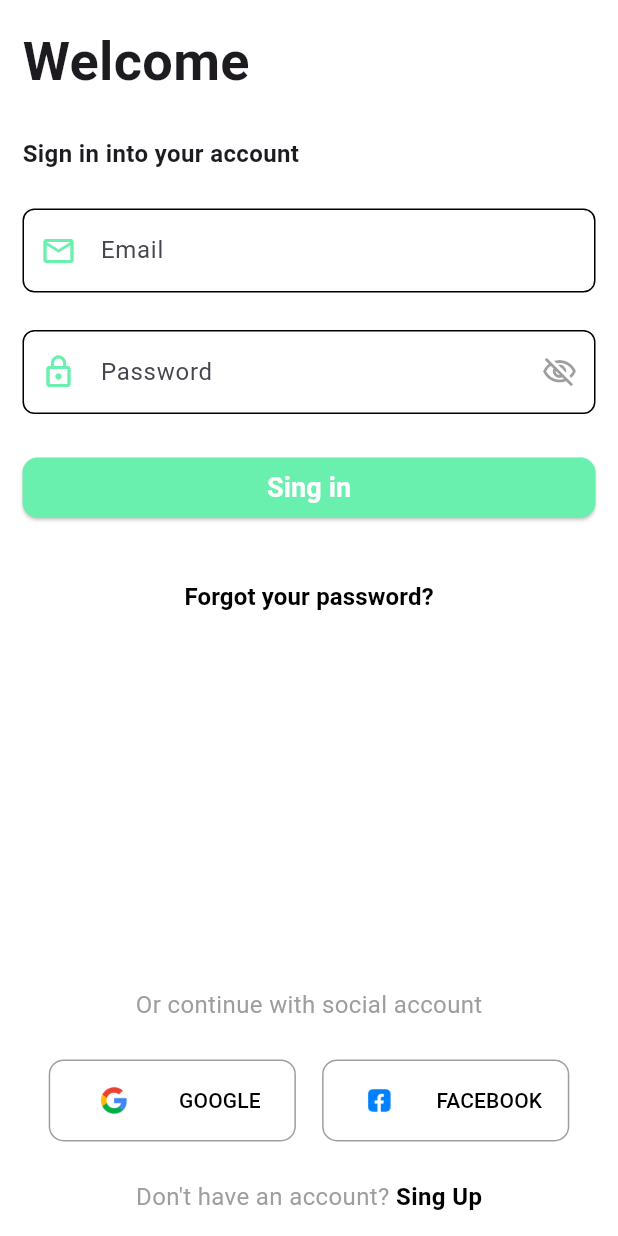
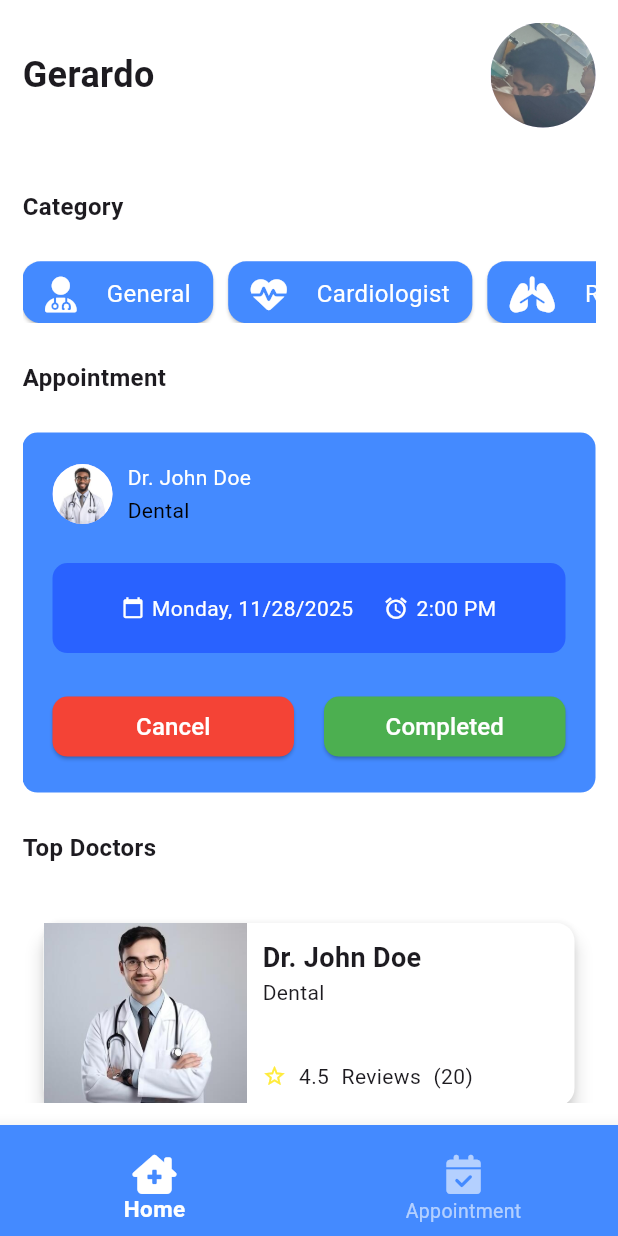
Before and after one commit to imVlado/flutter_doctor_app, a Flutter app: the screen it shows after launch, after a tap on "Sing in", on a phone screen of 412 x 824 dp. Run offline on Flutter 3.47's test engine with Material 3 defaults, Android fonts, the light colour scheme and no system bars; our stand-ins replace font_awesome_flutter.

Commit message:
Main Layout and Home Page

```diff
--- /dev/null
+++ b/lib/components/appointment_card.dart
@@ -0,0 +1,140 @@
+import 'package:flutter/material.dart';
+import 'package:flutter_doctor_app/utils/config.dart';
+
+class AppointmentCard extends StatefulWidget {
+  const AppointmentCard({super.key});
+
+  @override
+  State<AppointmentCard> createState() => _AppointmentCardState();
+}
+
+class _AppointmentCardState extends State<AppointmentCard> {
+  @override
+  Widget build(BuildContext context) {
+    return Container(
+      width: double.infinity,
+      decoration: BoxDecoration(
+        color: Config.primaryColor,
+        borderRadius: BorderRadius.circular(10),
+      ),
+      child : Material(
+        color: Colors.transparent,
+        child: Padding(
+          padding: const EdgeInsets.all(20),
+          child: Column(
+          children: <Widget>[
+            Row(
+              children: [
+                CircleAvatar(
+                  backgroundImage:
+                  AssetImage("assets/doctor_1.jpeg"), //imagen doctor
+                ),
+                const SizedBox(width: 10,),
+                Column(
+                  mainAxisAlignment: MainAxisAlignment.center,
+                  crossAxisAlignment: CrossAxisAlignment.start,
+                children: const<Widget>[
+                  Text('Dr. John Doe', style: TextStyle(color: Colors.white,),),
+                  SizedBox(height: 2,),
+                  Text('Dental', style: TextStyle(color: Colors.black,),
+                  ),
+                ],
+              )
+              ],
+            ),
+            Config.spaceSmall,
+            //horario
+            ScheduleCard(),
+            Config.spaceSmall,
+            //boton de accion
+            Row(
+              mainAxisAlignment: MainAxisAlignment.spaceBetween,
+              children: [
+                Expanded(child: ElevatedButton(
+                  style: ElevatedButton.styleFrom(
+                    backgroundColor: Colors.red,
+                    shape: RoundedRectangleBorder(
+                      borderRadius: BorderRadius.circular(10),
+                    ),
+                  ),
+                  child: const Text(
+                    'Cancel',
+                    style: TextStyle(
+                      color: Colors.white,
+                      fontSize: 16,
+                    ),
+                  ),
+                  onPressed: () {
+
+                  },
+                ),
+                ),
+                const SizedBox(width: 20,),
+                Expanded(child: ElevatedButton(
+                  style: ElevatedButton.styleFrom(
+                    backgroundColor: Colors.green,
+                    shape: RoundedRectangleBorder(
+                      borderRadius: BorderRadius.circular(10),
+                    ),
+                  ),
+                  child: const Text(
+                    'Completed',
+                    style: TextStyle(
+                      color: Colors.white,
+                      fontSize: 16,
+                    ),
+                  ),
+                  onPressed: () {
+
+                  },
+                ),
+                ),
+              ],
+            )
+            ],
+          ),
+        )
+      ),
+    );
+  }
+}
+
+
+//Horario
+class ScheduleCard extends StatelessWidget {
+  const ScheduleCard({super.key});
+
+  @override
+  Widget build(BuildContext context) {
+    return Container(
+      decoration: BoxDecoration(
+        color: Colors.blueAccent[700],
+        borderRadius: BorderRadius.circular(10),
+
+      ),
+      width: double.infinity,
+      padding: const EdgeInsets.all(20),
+      child: Row(
+        mainAxisAlignment: MainAxisAlignment.center,
+        children: const <Widget>[
+          Icon(Icons.calendar_today,
+            color: Colors.white,
+            size: 15
+          ),
+          SizedBox(width: 5,),
+          Text(
+            'Monday, 11/28/2025',
+            style:  TextStyle(color: Colors.white,),
+          ),
+          SizedBox(width: 20,),
+          Icon(Icons.access_alarm,
+            color: Colors.white,
+            size: 17
+          ),
+          SizedBox(width: 5,),
+          Flexible(child: Text('2:00 PM', style: TextStyle(color: Colors.white)),)
+        ],
+      ),
+    );
+  }
+}
--- /dev/null
+++ b/lib/components/doctor_card.dart
@@ -0,0 +1,81 @@
+import 'package:flutter/material.dart';
+import 'package:flutter_doctor_app/utils/config.dart';
+
+class DoctorCard extends StatefulWidget {
+  const DoctorCard({super.key});
+
+  @override
+  State<DoctorCard> createState() => _DoctorCardState();
+}
+
+class _DoctorCardState extends State<DoctorCard> {
+  @override
+  Widget build(BuildContext context) {
+    return Container(
+      padding: const EdgeInsets.symmetric(
+        horizontal: 10,
+        vertical: 10,
+      ),
+      height: 150,
+      child: GestureDetector(
+        child: Card(
+          elevation: 5,
+          color: Colors.white,
+          child: Row(
+            children: [
+              SizedBox(
+                width: Config.widthSize * 0.33,
+                child: Image.asset(
+                  "assets/doctor_2.jpg",
+                  fit: BoxFit.cover,
+                  height: 150,
+                  width: Config.widthSize * 0.33,
+                  ),
+              ),
+              Flexible(child: Padding(
+                padding: const EdgeInsets.symmetric(
+                  horizontal: 10,
+                  vertical: 10,
+                ),
+                child: Column(
+                  crossAxisAlignment: CrossAxisAlignment.start,
+                  children: <Widget>[
+                    Text(
+                      'Dr. John Doe',
+                      style: TextStyle(
+                        fontSize: 18,
+                        fontWeight: FontWeight.bold,
+                      ),
+                    ),
+                    Text(
+                      'Dental',
+                      style: TextStyle(
+                        fontSize: 14,
+                        fontWeight: FontWeight.normal,
+                      ),
+                    ),
+                    Spacer(),
+                    Row(
+                      mainAxisAlignment: MainAxisAlignment.start,
+                      children: <Widget>[
+                        Icon(Icons.star_border, color: Colors.yellow,size: 16),
+                        Spacer(flex: 1,),
+                        Text('4.5'),
+                        Spacer(flex: 1,),
+                        Text('Reviews'),
+                        Spacer(flex: 1,),
+                        Text('(20)'),
+                        Spacer(flex: 7,),
+                      ],
+                    ),
+                  ],
+                ),
+              ),)
+            ],
+          )
+        ),
+        onTap:() {},// Redireccion a detalles del doctor
+      )
+    );
+  }
+}
--- a/lib/components/login_form.dart
+++ b/lib/components/login_form.dart
@@ -64,7 +64,10 @@ class _LoginFormState extends State<LoginForm> {
           Button(
             width: double.infinity,
             title: 'Sing in',
-            onPressed: (){},
+            onPressed: (){
+              //Sing in manual
+              Navigator.of(context).pushNamed('main');
+            },
             disable: false,
           )
         ],
--- a/lib/components/social_button.dart
+++ b/lib/components/social_button.dart
@@ -26,7 +26,7 @@ class SocialButton extends StatelessWidget {
           children: <Widget>[
             Image.asset(
               'assets/$social.png',
-              width: 40,
+              width: 49,
               height: 40,
               ),
               Text(
--- a/lib/main_layout.dart
+++ b/lib/main_layout.dart
@@ -1,4 +1,8 @@
 import 'package:flutter/material.dart';
+import 'package:flutter_doctor_app/screens/appointment_page.dart';
+import 'package:flutter_doctor_app/screens/home_page.dart';
+import 'package:flutter_doctor_app/utils/config.dart';
+import 'package:font_awesome_flutter/font_awesome_flutter.dart';
 
 class MainLayout extends StatefulWidget {
   const MainLayout({super.key});
@@ -8,8 +12,70 @@ class MainLayout extends StatefulWidget {
 }
 
 class _MainLayoutState extends State<MainLayout> {
+  //declaracion de variables
+  int currentPage = 0;
+  final PageController _page = PageController();
   @override
   Widget build(BuildContext context) {
-    return Scaffold();
+    return Scaffold(
+      body: PageView(
+        controller: _page,
+        onPageChanged: ((value){
+          setState(() {
+            currentPage = value;
+          });
+        }),
+        children: const <Widget>[
+          HomePage(),
+          AppointmentPage(),
+        ],
+      ),
+
+      bottomNavigationBar: BottomNavigationBar(
+        backgroundColor: Config.primaryColor,
+        selectedItemColor: Colors.white,
+        unselectedItemColor: Colors.white60,
+        showUnselectedLabels: true,
+        showSelectedLabels: true,
+        type: BottomNavigationBarType.fixed,
+        currentIndex: currentPage,
+        iconSize: 26,
+        selectedFontSize: 15,
+        unselectedFontSize: 13,
+        selectedLabelStyle: const TextStyle(
+          fontWeight: FontWeight.w600,
+        ),
+        unselectedLabelStyle: const TextStyle(
+          fontWeight: FontWeight.normal,
+        ),
+        elevation: 10,
+        onTap: (page) {
+          setState(() {
+            currentPage = page;
+            _page.animateToPage(
+              page,
+              duration: const Duration(milliseconds: 500),
+              curve: Curves.easeInOut,
+            );
+          });
+        },
+        items: <BottomNavigationBarItem>[
+          BottomNavigationBarItem(
+            icon: Padding(
+              padding: const EdgeInsets.only(top: 12),
+              child: FaIcon(FontAwesomeIcons.houseChimneyMedical,),
+            ),
+            label: 'Home',
+          ),
+          BottomNavigationBarItem(
+            icon: Padding(
+              padding: const EdgeInsets.only(top: 12),
+              child: FaIcon(FontAwesomeIcons.solidCalendarCheck,),
+            ),
+            label: 'Appointment',
+          ),
+        ],
+      ),
+    );
   }
 }
--- /dev/null
+++ b/lib/screens/appointment_page.dart
@@ -0,0 +1,20 @@
+import 'package:flutter/material.dart';
+
+class AppointmentPage extends StatefulWidget {
+  const AppointmentPage({super.key});
+
+  @override
+  State<AppointmentPage> createState() => _AppointmentPageState();
+}
+
+class _AppointmentPageState extends State<AppointmentPage> {
+  @override
+  Widget build(BuildContext context) {
+    return Center(
+      child: Text(
+        'Appointment Page',
+        style: TextStyle(fontSize: 24, fontWeight: FontWeight.bold),
+      ),
+    );
+  }
+}
--- a/lib/screens/auth_page.dart
+++ b/lib/screens/auth_page.dart
@@ -17,6 +17,7 @@ class  _AuthPageState extends State<AuthPage> {
     Config().init(context);
     //build login text field
     return Scaffold(
+      resizeToAvoidBottomInset: false, // <- Esto evita que todo el contenido se desplace
       body:Padding(
         padding: const EdgeInsets.symmetric(
           horizontal:  15,
@@ -98,8 +99,9 @@ class  _AuthPageState extends State<AuthPage> {
                       fontWeight: FontWeight.bold,
                       color: Colors.black,
                       ),
+                  ),
 
-                  )
+
                 ],
               )
             ]
--- a/lib/screens/home_page.dart
+++ b/lib/screens/home_page.dart
@@ -0,0 +1,149 @@
+import 'package:flutter/material.dart';
+import 'package:flutter_doctor_app/components/appointment_card.dart';
+import 'package:flutter_doctor_app/components/doctor_card.dart';
+import 'package:flutter_doctor_app/utils/config.dart';
+import 'package:font_awesome_flutter/font_awesome_flutter.dart';
+
+class HomePage extends StatefulWidget {
+  const HomePage({super.key});
+
+  @override
+  State<HomePage> createState() => _HomePageState();
+}
+
+class _HomePageState extends State<HomePage> {
+  List<Map<String, dynamic>> medCat = [
+    {
+      "category":"General",
+      "icon":FontAwesomeIcons.userDoctor,
+    },
+    {
+      "category":"Cardiologist",
+      "icon":FontAwesomeIcons.heartPulse,
+    },
+    {
+      "category":"Respiratory",
+      "icon":FontAwesomeIcons.lungs,
+    },
+    {
+      "category":"Dermatology",
+      "icon":FontAwesomeIcons.hand,
+    },
+    {
+      "category":"Gynecology",
+      "icon":FontAwesomeIcons.personPregnant,
+    },
+    {
+      "category":"Dental",
+      "icon":FontAwesomeIcons.teeth,
+    },
+  ];
+  @override
+  Widget build(BuildContext context) {
+    Config().init(context);
+    return Scaffold(
+      body: Padding(
+        padding: const EdgeInsets.symmetric(
+          horizontal: 15,
+          vertical: 15,
+        ),
+        child: SafeArea(
+          child:SingleChildScrollView(
+            child: Column(
+              mainAxisAlignment: MainAxisAlignment.start,
+              crossAxisAlignment: CrossAxisAlignment.start,
+              children: <Widget>[
+                Row(
+                  mainAxisAlignment: MainAxisAlignment.spaceBetween,
+                  children: const <Widget>[
+                    Text(
+                      'Gerardo',
+                      style: TextStyle(
+                        fontSize: 24,
+                        fontWeight: FontWeight.bold,
+                      ),
+                    ),
+                    SizedBox(
+                      child: CircleAvatar(
+                        radius: 35,
+                        backgroundImage: AssetImage('assets/profile1.jpg'),
+                      ),
+                    )
+                  ],
+                ),
+                Config.spaceMedium,
+                //listado de categorias
+                const Text(
+                    'Category',
+                    style: TextStyle(
+                      fontSize: 16,
+                      fontWeight: FontWeight.bold,
+                      ),
+                    ),
+                Config.spaceSmall,
+                SizedBox(
+                  height: Config.heightSize* 0.05,
+                  child: ListView(
+                    scrollDirection: Axis.horizontal,
+                    children: List<Widget>.generate(medCat.length,(index){
+                      return Card(
+                        margin: const EdgeInsets.only(right: 10),
+                        color: Config.primaryColor,
+                        child: Padding(
+                          padding: const EdgeInsets.symmetric(horizontal: 15, vertical: 10),
+
+                          child: Row(
+                            mainAxisAlignment: MainAxisAlignment.spaceAround,
+                            children: <Widget>[
+                              FaIcon(
+                                medCat[index]['icon'],
+                                color: Colors.white,
+                              ),
+                              const SizedBox(width: 20,),
+                              Text(
+                                medCat[index]['category'],
+                                style: const TextStyle(
+                                  color: Colors.white,
+                                  fontSize: 16,
+                                ),
+                              )
+                            ],
+                          )
+                          )
+                      );
+                    })
+                  ),
+                ),
+                Config.spaceSmall,
+                const Text(
+                  'Appointment',
+                  style: TextStyle(
+                    fontSize: 16,
+                    fontWeight: FontWeight.bold,
+                  ),
+                ),
+                Config.spaceSmall,
+                //listado de citas
+                AppointmentCard(),
+                Config.spaceSmall,
+                const Text(
+                  'Top Doctors',
+                  style: TextStyle(
+                    fontSize: 16,
+                    fontWeight: FontWeight.bold,
+                  ),
+                ),
+                Config.spaceSmall,
+                //listado de doctores top
+                Column(
+                  children: List.generate(10, (index){
+                    return const DoctorCard();
+                  }),
+                )
+              ],
+            ),
+          ) ,)
+      ),
+    );
+  }
+}
--- a/lib/utils/config.dart
+++ b/lib/utils/config.dart
@@ -33,14 +33,15 @@ class Config {
 
   static const focusBorder = OutlineInputBorder(
     borderRadius: BorderRadius.all(Radius.circular(8)),
-    borderSide: BorderSide(color: Colors.greenAccent),
+    borderSide: BorderSide(color: Colors.blueAccent),
   );
 
-   static const errorrBorder = OutlineInputBorder(
+  static const errorrBorder = OutlineInputBorder(
     borderRadius: BorderRadius.all(Radius.circular(8)),
     borderSide: BorderSide(color: Colors.red),
   );
 
-  static const primaryColor = Colors.greenAccent;
+  static const primaryColor = Colors.blueAccent;
+
 
 }
```
Also changed, not shown: assets/doctor_1.jpeg (added), assets/doctor_2.jpg (added), assets/profile1.jpg (added).
